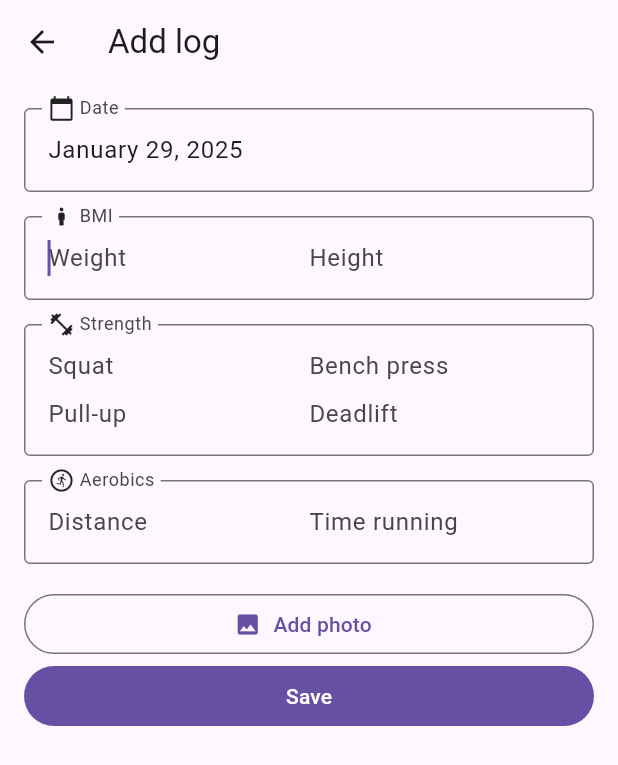
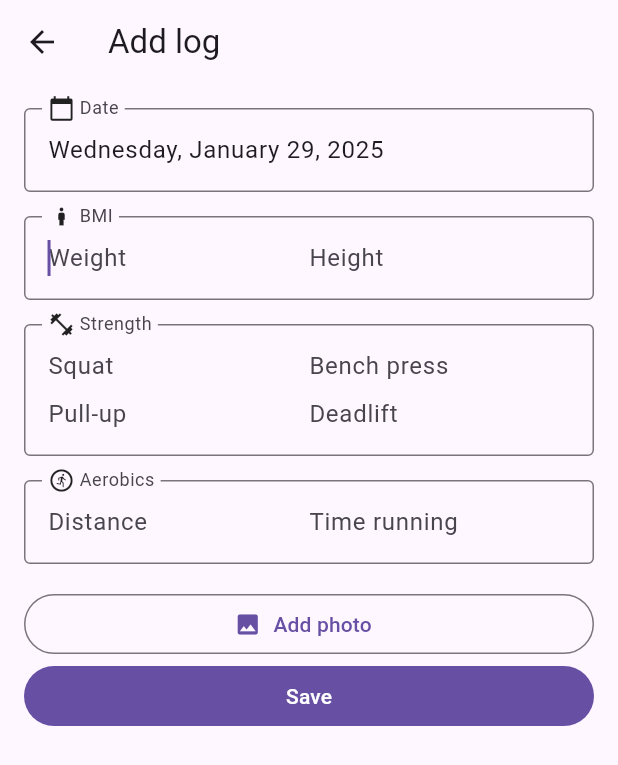
Before and after one commit to nicopujia/ravifi, a Flutter app: the screen it shows after launch, after a tap on the "add" icon, on a phone screen of 412 x 824 dp. Shown: the top 765 px of the screen. Run offline on Flutter 3.47's test engine with Material 3 defaults, Android fonts, the phone set to English and light mode, and no system bars; our stand-ins replace fl_chart, flutter_slidable, get, sqflite, sqflite_common_ffi, supabase_flutter; missing offline and left inert: brick_core, brick_offline_first_with_supabase, brick_sqlite, brick_supabase, duration_picker; accounts and stored records are empty; network calls fail; statements that could not run were skipped.

Commit message:
feat: enhance log date display format

```diff
--- a/lib/features/home/widgets/log_list.widget.dart
+++ b/lib/features/home/widgets/log_list.widget.dart
@@ -59,7 +59,7 @@ class _LogTile extends StatelessWidget {
         ],
       ),
       child: ListTile(
-        title: Text(DateFormat.yMMMMd().format(log.date)),
+        title: Text(DateFormat.yMMMMEEEEd().format(log.date)),
         onTap: () => Get.to(() => LogView(log: log)),
       ),
     );
--- a/lib/features/logs/controllers/log.controller.dart
+++ b/lib/features/logs/controllers/log.controller.dart
@@ -135,7 +135,7 @@ class LogController extends GetxController {
   }
 
   void _updateDateField() {
-    dateController.text = DateFormat.yMMMMd().format(_date);
+    dateController.text = DateFormat.yMMMMEEEEd().format(_date);
   }
 
   void _updateTimeRunningField() {
```
